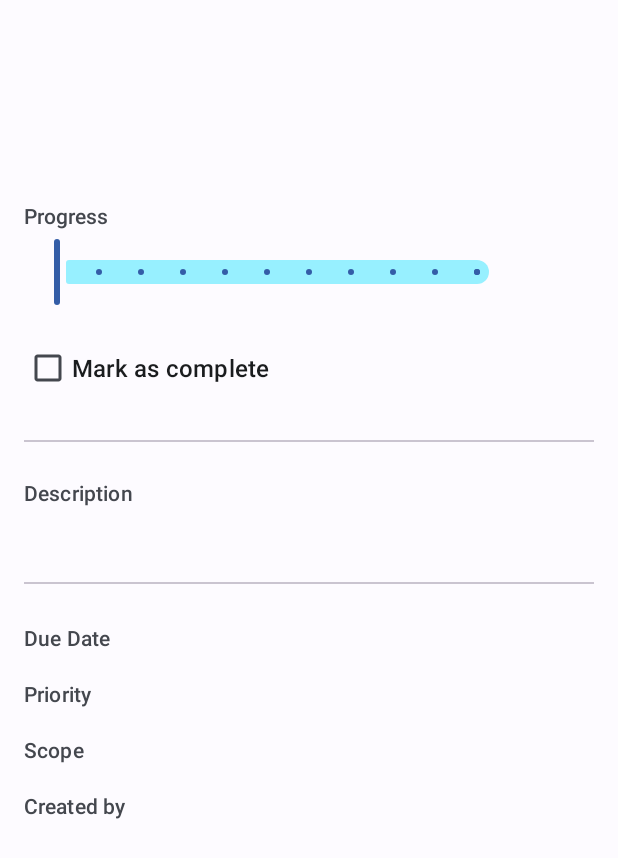
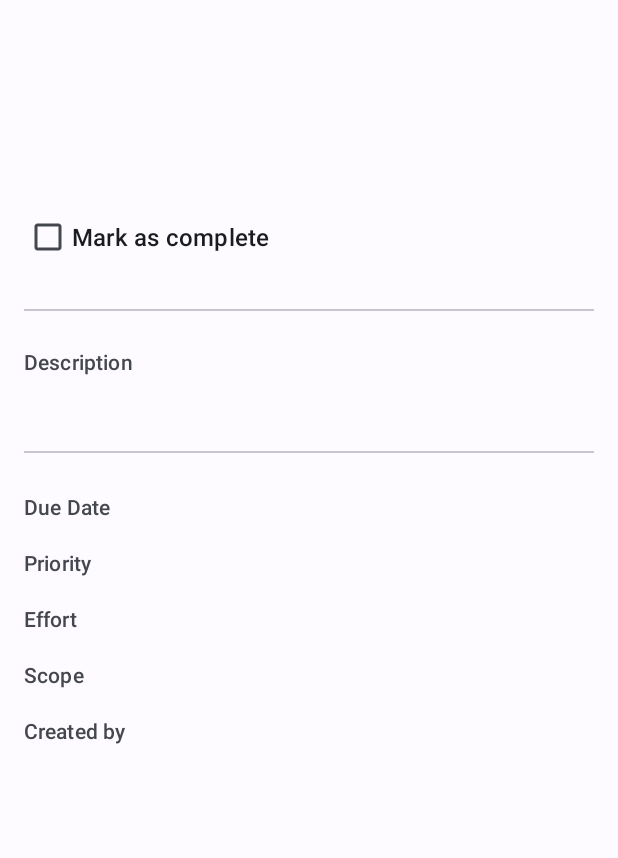
Before and after one commit to pranav6266/Sync-Task, an Android app: the TaskDetailActivity screen opened directly, with no data from a screen before it, on a phone screen of 412 x 824 dp. Shown: the top 858 px of the screen. Run offline under Robolectric (Android 15) with nearby library versions, the phone set to English and light mode, and no system bars; our stand-ins replace Firebase (no records; nobody signed in at launch, a user with empty details on screens opened directly); 2 statements that could not run were skipped.

Commit message:
Refactored progress tracking to effort estimation.
This commit replaces the task progress percentage feature with an effort estimation system.

- Replaced `progressPercentage` with an `effort` field (1-5 scale) in the `Task` model.
- Removed the progress slider from the task detail screen (`activity_task_detail.xml`).
- Added a new effort slider to the task creation screen (`activity_create_task.xml`).
- Introduced a Lottie animation for visual feedback when a task is marked as complete.
- Updated `TaskDetailActivity` to handle the new completion flow and display task effort.
- Added a `spaceType` field to the `Space` model to differentiate between space types, defaulting to "SHARED".

```diff
--- a/app/src/main/res/layout/activity_task_detail.xml
+++ b/app/src/main/res/layout/activity_task_detail.xml
@@ -8,6 +8,7 @@
     tools:context=".activities.TaskDetailActivity">
 
     <com.google.android.material.appbar.AppBarLayout
+        android:id="@+id/app_bar_layout"
         android:layout_width="match_parent"
         android:layout_height="wrap_content"
         android:background="?attr/colorSurface">
@@ -33,6 +34,17 @@
             android:visibility="gone"
             tools:visibility="visible" />
 
+        <com.airbnb.lottie.LottieAnimationView
+            android:id="@+id/lottie_complete_animation"
+            android:layout_width="250dp"
+            android:layout_height="250dp"
+            android:layout_centerInParent="true"
+            app:lottie_rawRes="@raw/lottie_empty"
+            app:lottie_autoPlay="false"
+            app:lottie_loop="false"
+            android:visibility="gone" />
+
+
         <androidx.core.widget.NestedScrollView
             android:id="@+id/content_layout_detail"
             android:layout_width="match_parent"
@@ -55,44 +67,6 @@
                     android:textAppearance="?attr/textAppearanceHeadlineMedium"
                     android:textColor="?attr/colorOnSurface"
                     tools:text="Buy Groceries" />
-
-                <TextView
-                    android:layout_width="wrap_content"
-                    android:layout_height="wrap_content"
-                    android:layout_marginBottom="4dp"
-                    android:text="@string/progress_label"
-                    android:textAppearance="?attr/textAppearanceLabelLarge"
-                    android:textColor="?attr/colorOnSurfaceVariant" />
-
-                <LinearLayout
-                    android:layout_width="match_parent"
-                    android:layout_height="wrap_content"
-                    android:layout_marginBottom="16dp"
-                    android:gravity="center_vertical"
-                    android:orientation="horizontal">
-
-                    <com.google.android.material.slider.Slider
-                        android:id="@+id/slider_task_progress"
-                        android:layout_width="0dp"
-                        android:layout_height="wrap_content"
-                        android:layout_weight="1"
-                        android:valueFrom="0"
-                        android:valueTo="100"
-                        android:stepSize="10"
-                        app:labelBehavior="gone" />
-
-                    <TextView
-                        android:id="@+id/tv_task_progress_percentage"
-                        android:layout_width="wrap_content"
-                        android:layout_height="wrap_content"
-                        android:layout_marginStart="16dp"
-                        android:minWidth="40dp"
-                        android:gravity="end"
-                        android:textAppearance="?attr/textAppearanceBodyLarge"
-                        android:textColor="?attr/colorOnSurface"
-                        tools:text="50%" />
-
-                </LinearLayout>
 
                 <com.google.android.material.checkbox.MaterialCheckBox
                     android:id="@+id/cb_task_status_detail"
@@ -141,9 +115,7 @@
                     android:layout_width="match_parent"
                     android:layout_height="wrap_content"
                     android:columnCount="2"
-                    android:rowCount="3">
-
-                    <TextView
+                    android:rowCount="4"> <TextView
                     android:layout_columnWeight="1"
                     android:layout_gravity="fill_horizontal"
                     android:layout_marginBottom="16dp"
@@ -177,6 +149,22 @@
                         android:textColor="?attr/colorOnSurface"
                         tools:text="High" />
 
+                    <TextView
+                        android:layout_columnWeight="1"
+                        android:layout_gravity="fill_horizontal"
+                        android:layout_marginBottom="16dp"
+                        android:text="@string/effort_value_label"
+                        android:textAppearance="?attr/textAppearanceLabelLarge"
+                        android:textColor="?attr/colorOnSurfaceVariant" />
+
+                    <TextView
+                        android:id="@+id/tv_task_effort_detail"
+                        android:layout_columnWeight="1"
+                        android:layout_gravity="fill_horizontal"
+                        android:gravity="end"
+                        android:textAppearance="?attr/textAppearanceBodyLarge"
+                        android:textColor="?attr/colorOnSurface"
+                        tools:text="3" />
                     <TextView
                         android:layout_columnWeight="1"
                         android:layout_gravity="fill_horizontal"
--- a/app/src/main/res/values/strings.xml
+++ b/app/src/main/res/values/strings.xml
@@ -16,6 +16,7 @@
     <string name="enter_partner_code_label">Enter Invite Code</string>
     <string name="partner_code_hint">6-Digit Invite Code</string>
     <string name="pair_button_text">Join Space</string>
+
 
     <string name="create_new_item">Create New Item</string>
     <string name="title_hint">Title</string>
@@ -65,4 +66,7 @@
     <string name="cannot_complete_task">You do not have permission to change the status of this task.</string>
     <string name="cannot_update_progress">You do not have permission to update the progress of this task.</string>
 
+    <string name="effort_label">Effort (1=Low, 5=High)</string>
+    <string name="effort_value_label">Effort</string>
+
 </resources>
```
Also changed, not shown: app/src/main/java/com/pranav/synctask/activities/CreateTaskActivity.java (+7 -3 lines), app/src/main/java/com/pranav/synctask/activities/TaskDetailActivity.java (+62 -80 lines), app/src/main/java/com/pranav/synctask/data/TaskRepository.java (+15 -24 lines), app/src/main/java/com/pranav/synctask/models/Space.java (+17 -0 lines), app/src/main/java/com/pranav/synctask/models/Task.java (+81 -54 lines), app/src/main/java/com/pranav/synctask/ui/viewmodels/TaskDetailViewModel.java (+1 -6 lines), app/src/main/java/com/pranav/synctask/utils/FirebaseHelper.java (+18 -26 lines), app/src/main/res/layout/activity_create_task.xml (+19 -7 lines). Lines whose indentation alone changed are shown as unchanged.
